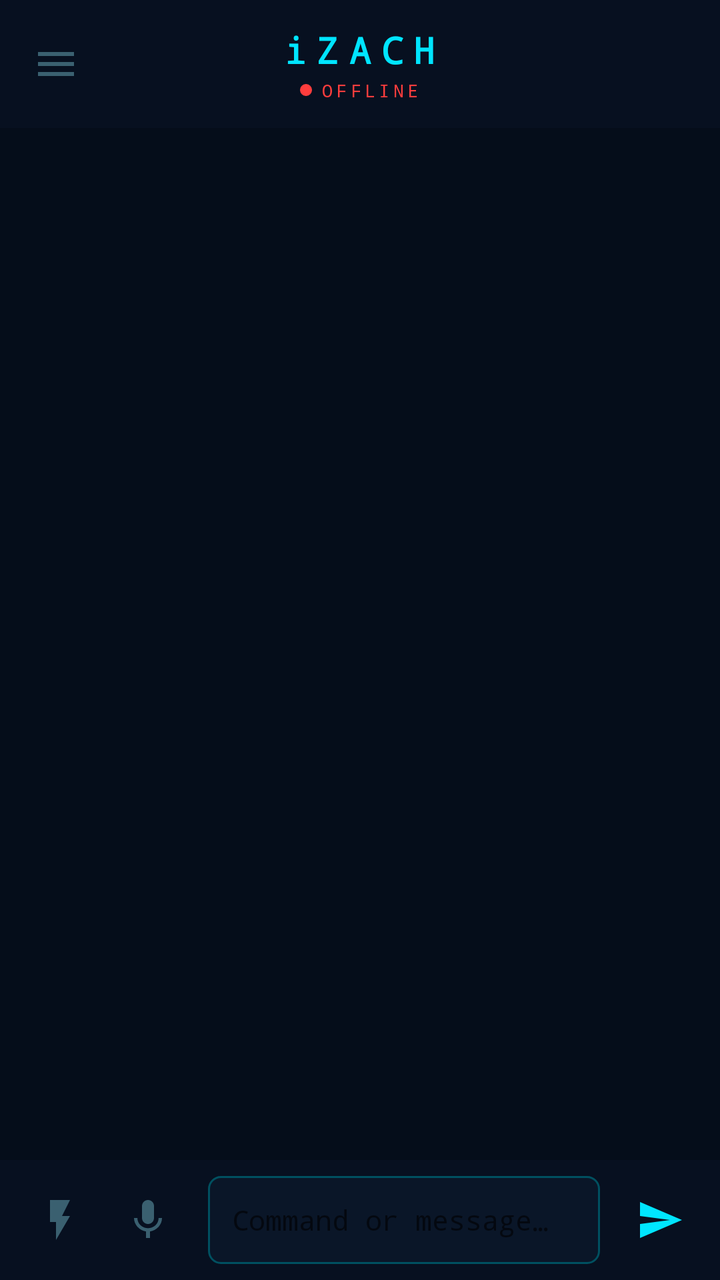
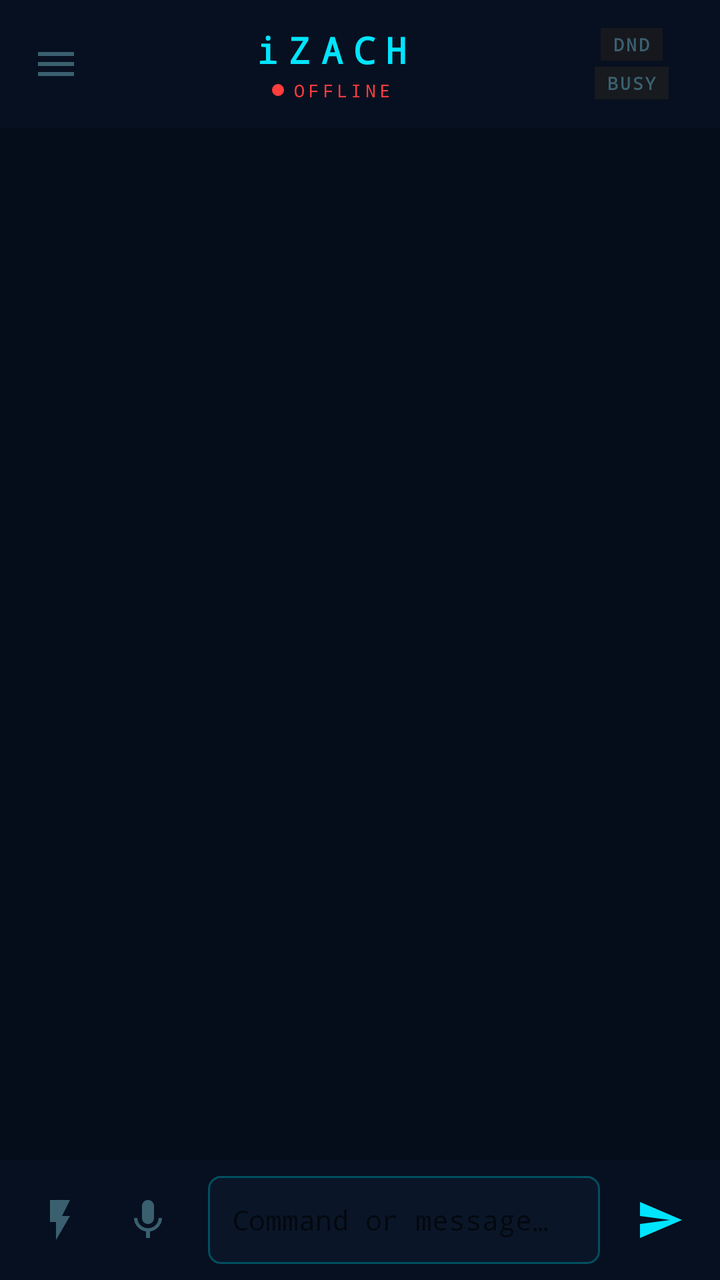

An Android layout rendered at two revisions. The XML below is the earlier revision; the diff shows what the commit changed to produce the second picture.
<!-- AndroidManifest.xml: application theme Theme.iZACH -->
<!-- res/layout/activity_main.xml -->
<?xml version="1.0" encoding="utf-8"?>
<androidx.drawerlayout.widget.DrawerLayout
    xmlns:android="http://schemas.android.com/apk/res/android"
    xmlns:app="http://schemas.android.com/apk/res-auto"
    android:id="@+id/drawerLayout"
    android:layout_width="match_parent"
    android:layout_height="match_parent">

    
    <androidx.constraintlayout.widget.ConstraintLayout
        android:layout_width="match_parent"
        android:layout_height="match_parent"
        android:background="@color/bg_deep">

        
        <LinearLayout
            android:id="@+id/topBar"
            android:layout_width="0dp"
            android:layout_height="wrap_content"
            android:minHeight="64dp"
            android:background="@color/bg_panel"
            android:gravity="center_vertical"
            android:paddingHorizontal="4dp"
            android:orientation="horizontal"
            app:layout_constraintTop_toTopOf="parent"
            app:layout_constraintStart_toStartOf="parent"
            app:layout_constraintEnd_toEndOf="parent">

            <ImageButton
                android:id="@+id/btnMenu"
                android:layout_width="48dp"
                android:layout_height="48dp"
                android:background="?attr/selectableItemBackgroundBorderless"
                android:src="@drawable/ic_menu"
                android:contentDescription="Menu" />

            <LinearLayout
                android:layout_width="0dp"
                android:layout_height="wrap_content"
                android:layout_weight="1"
                android:orientation="vertical"
                android:gravity="center">

                <TextView
                    android:layout_width="wrap_content"
                    android:layout_height="wrap_content"
                    android:text="iZACH"
                    android:textColor="@color/cyan"
                    android:textSize="18sp"
                    android:letterSpacing="0.3"
                    android:fontFamily="monospace"
                    android:textStyle="bold" />

                <LinearLayout
                    android:layout_width="wrap_content"
                    android:layout_height="wrap_content"
                    android:orientation="horizontal"
                    android:gravity="center_vertical"
                    android:layout_marginTop="2dp">

                    <View
                        android:id="@+id/statusDot"
                        android:layout_width="6dp"
                        android:layout_height="6dp"
                        android:layout_marginEnd="4dp"
                        android:background="@drawable/dot_disconnected" />

                    <TextView
                        android:id="@+id/tvStatus"
                        android:layout_width="wrap_content"
                        android:layout_height="wrap_content"
                        android:text="OFFLINE"
                        android:textColor="@color/red_neon"
                        android:textSize="9sp"
                        android:letterSpacing="0.2"
                        android:fontFamily="monospace" />

                </LinearLayout>
            </LinearLayout>

            
            <View
                android:layout_width="48dp"
                android:layout_height="48dp" />

        </LinearLayout>

        
        <LinearLayout
            android:id="@+id/bannerConnect"
            android:layout_width="0dp"
            android:layout_height="wrap_content"
            android:orientation="horizontal"
            android:gravity="center_vertical"
            android:background="#1a0d2a3a"
            android:paddingHorizontal="16dp"
            android:paddingVertical="10dp"
            android:visibility="gone"
            app:layout_constraintTop_toBottomOf="@id/topBar"
            app:layout_constraintStart_toStartOf="parent"
            app:layout_constraintEnd_toEndOf="parent">

            <TextView
                android:layout_width="0dp"
                android:layout_height="wrap_content"
                android:layout_weight="1"
                android:text="Not connected to iZACH system"
                android:textColor="@color/text_sec"
                android:textSize="11sp"
                android:fontFamily="monospace" />

            <Button
                android:id="@+id/btnBannerSetup"
                android:layout_width="wrap_content"
                android:layout_height="36dp"
                android:text="SCAN QR"
                android:textColor="@color/bg_deep"
                android:backgroundTint="@color/cyan"
                android:fontFamily="monospace"
                android:textSize="10sp"
                android:letterSpacing="0.1"
                android:paddingHorizontal="12dp" />

        </LinearLayout>

        
        <androidx.recyclerview.widget.RecyclerView
            android:id="@+id/rvChat"
            android:layout_width="0dp"
            android:layout_height="0dp"
            android:clipToPadding="false"
            android:paddingVertical="8dp"
            app:layout_constraintTop_toBottomOf="@id/bannerConnect"
            app:layout_constraintBottom_toTopOf="@id/bottomBar"
            app:layout_constraintStart_toStartOf="parent"
            app:layout_constraintEnd_toEndOf="parent" />

        
        <TextView
            android:id="@+id/typingIndicator"
            android:layout_width="wrap_content"
            android:layout_height="wrap_content"
            android:layout_marginStart="16dp"
            android:layout_marginBottom="4dp"
            android:text="iZACH is thinking…"
            android:textColor="@color/text_sec"
            android:textSize="12sp"
            android:fontFamily="monospace"
            android:visibility="gone"
            app:layout_constraintBottom_toTopOf="@id/bottomBar"
            app:layout_constraintStart_toStartOf="parent" />

        
        <LinearLayout
            android:id="@+id/bottomBar"
            android:layout_width="0dp"
            android:layout_height="wrap_content"
            android:background="@color/bg_panel"
            android:paddingHorizontal="8dp"
            android:paddingVertical="8dp"
            android:gravity="center_vertical"
            android:orientation="horizontal"
            app:layout_constraintBottom_toBottomOf="parent"
            app:layout_constraintStart_toStartOf="parent"
            app:layout_constraintEnd_toEndOf="parent">

            <ImageButton
                android:id="@+id/btnQuick"
                android:layout_width="44dp"
                android:layout_height="44dp"
                android:background="?attr/selectableItemBackgroundBorderless"
                android:src="@drawable/ic_flash"
                android:contentDescription="Quick commands" />

            <ImageButton
                android:id="@+id/btnVoice"
                android:layout_width="44dp"
                android:layout_height="44dp"
                android:background="?attr/selectableItemBackgroundBorderless"
                android:src="@drawable/ic_mic"
                android:contentDescription="Voice input" />

            <EditText
                android:id="@+id/etInput"
                android:layout_width="0dp"
                android:layout_height="44dp"
                android:layout_weight="1"
                android:layout_marginHorizontal="8dp"
                android:background="@drawable/bg_input"
                android:hint="@string/hint_command"
                android:textColor="@color/text_pri"
                android:textSize="14sp"
                android:fontFamily="monospace"
                android:paddingHorizontal="12dp"
                android:inputType="textMultiLine"
                android:maxLines="3"
                android:imeOptions="actionSend" />

            <ImageButton
                android:id="@+id/btnSend"
                android:layout_width="44dp"
                android:layout_height="44dp"
                android:background="?attr/selectableItemBackgroundBorderless"
                android:src="@drawable/ic_send"
                android:contentDescription="Send" />
        </LinearLayout>

    </androidx.constraintlayout.widget.ConstraintLayout>

    
    <LinearLayout
        android:id="@+id/sidebarNav"
        android:layout_width="240dp"
        android:layout_height="match_parent"
        android:layout_gravity="start"
        android:background="@color/bg_panel"
        android:orientation="vertical"
        android:paddingTop="52dp">

        
        <TextView
            android:layout_width="match_parent"
            android:layout_height="wrap_content"
            android:paddingHorizontal="20dp"
            android:paddingBottom="12dp"
            android:text="iZACH"
            android:textColor="@color/cyan"
            android:textSize="20sp"
            android:fontFamily="monospace"
            android:textStyle="bold"
            android:letterSpacing="0.3" />

        <View
            android:layout_width="match_parent"
            android:layout_height="1dp"
            android:background="#FF005060"
            android:layout_marginBottom="4dp" />

        
        <LinearLayout android:id="@+id/sidebarQuick"
            android:layout_width="match_parent" android:layout_height="52dp"
            android:orientation="horizontal" android:gravity="center_vertical"
            android:paddingHorizontal="20dp"
            android:background="?attr/selectableItemBackground">
            <ImageView android:layout_width="20dp" android:layout_height="20dp"
                android:src="@drawable/ic_flash" android:layout_marginEnd="16dp"
                android:contentDescription="Quick" />
            <TextView android:layout_width="0dp" android:layout_height="wrap_content"
                android:layout_weight="1" android:text="Quick Commands"
                android:textColor="@color/text_pri" android:textSize="14sp"
                android:fontFamily="monospace" />
        </LinearLayout>

        
        <LinearLayout android:id="@+id/sidebarScreenshot"
            android:layout_width="match_parent" android:layout_height="52dp"
            android:orientation="horizontal" android:gravity="center_vertical"
            android:paddingHorizontal="20dp"
            android:background="?attr/selectableItemBackground">
            <ImageView android:layout_width="20dp" android:layout_height="20dp"
                android:src="@drawable/ic_screenshot" android:layout_marginEnd="16dp"
                android:contentDescription="Screenshot" />
            <TextView android:layout_width="0dp" android:layout_height="wrap_content"
                android:layout_weight="1" android:text="Screenshot"
                android:textColor="@color/text_pri" android:textSize="14sp"
                android:fontFamily="monospace" />
        </LinearLayout>

        
        <LinearLayout android:id="@+id/sidebarClipboard"
            android:layout_width="match_parent" android:layout_height="52dp"
            android:orientation="horizontal" android:gravity="center_vertical"
            android:paddingHorizontal="20dp"
            android:background="?attr/selectableItemBackground">
            <ImageView android:layout_width="20dp" android:layout_height="20dp"
                android:src="@drawable/ic_clipboard" android:layout_marginEnd="16dp"
                android:contentDescription="Clipboard" />
            <TextView android:layout_width="0dp" android:layout_height="wrap_content"
                android:layout_weight="1" android:text="Clipboard"
                android:textColor="@color/text_pri" android:textSize="14sp"
                android:fontFamily="monospace" />
        </LinearLayout>

        
        <LinearLayout android:id="@+id/sidebarTasks"
            android:layout_width="match_parent" android:layout_height="52dp"
            android:orientation="horizontal" android:gravity="center_vertical"
            android:paddingHorizontal="20dp"
            android:background="?attr/selectableItemBackground">
            <ImageView android:layout_width="20dp" android:layout_height="20dp"
                android:src="@drawable/ic_tasks" android:layout_marginEnd="16dp"
                android:contentDescription="Tasks" />
            <TextView android:layout_width="0dp" android:layout_height="wrap_content"
                android:layout_weight="1" android:text="Live Tasks"
                android:textColor="@color/text_pri" android:textSize="14sp"
                android:fontFamily="monospace" />
            <TextView android:id="@+id/sidebarTasksBadge"
                android:layout_width="wrap_content" android:layout_height="wrap_content"
                android:paddingHorizontal="6dp" android:paddingVertical="2dp"
                android:background="#FF002030"
                android:textColor="@color/cyan" android:textSize="10sp"
                android:fontFamily="monospace" android:visibility="gone" />
        </LinearLayout>

        
        <LinearLayout android:id="@+id/sidebarBell"
            android:layout_width="match_parent" android:layout_height="52dp"
            android:orientation="horizontal" android:gravity="center_vertical"
            android:paddingHorizontal="20dp"
            android:background="?attr/selectableItemBackground">
            <ImageView android:layout_width="20dp" android:layout_height="20dp"
                android:src="@drawable/ic_bell" android:layout_marginEnd="16dp"
                android:contentDescription="Notifications" />
            <TextView android:layout_width="0dp" android:layout_height="wrap_content"
                android:layout_weight="1" android:text="Notifications"
                android:textColor="@color/text_pri" android:textSize="14sp"
                android:fontFamily="monospace" />
            <TextView android:id="@+id/sidebarBellBadge"
                android:layout_width="wrap_content" android:layout_height="wrap_content"
                android:paddingHorizontal="6dp" android:paddingVertical="2dp"
                android:background="#FF002030"
                android:textColor="@color/cyan" android:textSize="10sp"
                android:fontFamily="monospace" android:visibility="gone" />
        </LinearLayout>

        
        <LinearLayout android:id="@+id/sidebarDownloads"
            android:layout_width="match_parent" android:layout_height="52dp"
            android:orientation="horizontal" android:gravity="center_vertical"
            android:paddingHorizontal="20dp"
            android:background="?attr/selectableItemBackground">
            <ImageView android:layout_width="20dp" android:layout_height="20dp"
                android:src="@drawable/ic_download" android:layout_marginEnd="16dp"
                android:contentDescription="Downloads" />
            <TextView android:layout_width="0dp" android:layout_height="wrap_content"
                android:layout_weight="1" android:text="Downloads"
                android:textColor="@color/text_pri" android:textSize="14sp"
                android:fontFamily="monospace" />
            <TextView android:id="@+id/sidebarDlBadge"
                android:layout_width="wrap_content" android:layout_height="wrap_content"
                android:paddingHorizontal="6dp" android:paddingVertical="2dp"
                android:background="#401db954"
                android:textColor="@color/green_neon" android:textSize="10sp"
                android:fontFamily="monospace" android:visibility="gone" />
        </LinearLayout>

        
        <LinearLayout android:id="@+id/sidebarFiles"
            android:layout_width="match_parent" android:layout_height="52dp"
            android:orientation="horizontal" android:gravity="center_vertical"
            android:paddingHorizontal="20dp"
            android:background="?attr/selectableItemBackground">
            <ImageView android:layout_width="20dp" android:layout_height="20dp"
                android:src="@drawable/ic_folder" android:layout_marginEnd="16dp"
                android:contentDescription="Files" />
            <TextView android:layout_width="0dp" android:layout_height="wrap_content"
                android:layout_weight="1" android:text="File Transfer"
                android:textColor="@color/text_pri" android:textSize="14sp"
                android:fontFamily="monospace" />
        </LinearLayout>

        
        <LinearLayout android:id="@+id/sidebarMedia"
            android:layout_width="match_parent" android:layout_height="52dp"
            android:orientation="horizontal" android:gravity="center_vertical"
            android:paddingHorizontal="20dp"
            android:background="?attr/selectableItemBackground">
            <ImageView android:layout_width="20dp" android:layout_height="20dp"
                android:src="@drawable/ic_equalizer" android:layout_marginEnd="16dp"
                android:contentDescription="Media Remote" />
            <TextView android:layout_width="0dp" android:layout_height="wrap_content"
                android:layout_weight="1" android:text="Media Remote"
                android:textColor="@color/text_pri" android:textSize="14sp"
                android:fontFamily="monospace" />
        </LinearLayout>

        
        <LinearLayout android:id="@+id/sidebarDashboard"
            android:layout_width="match_parent" android:layout_height="52dp"
            android:orientation="horizontal" android:gravity="center_vertical"
            android:paddingHorizontal="20dp"
            android:background="?attr/selectableItemBackground">
            <ImageView android:layout_width="20dp" android:layout_height="20dp"
                android:src="@drawable/ic_chart_bar" android:layout_marginEnd="16dp"
                android:contentDescription="System Dashboard" />
            <TextView android:layout_width="0dp" android:layout_height="wrap_content"
                android:layout_weight="1" android:text="System Dashboard"
                android:textColor="@color/text_pri" android:textSize="14sp"
                android:fontFamily="monospace" />
        </LinearLayout>

        
        <LinearLayout android:id="@+id/sidebarMyShortcuts"
            android:layout_width="match_parent" android:layout_height="52dp"
            android:orientation="horizontal" android:gravity="center_vertical"
            android:paddingHorizontal="20dp"
            android:background="?attr/selectableItemBackground">
            <ImageView android:layout_width="20dp" android:layout_height="20dp"
                android:src="@drawable/ic_grid" android:layout_marginEnd="16dp"
                android:contentDescription="My Shortcuts" />
            <TextView android:layout_width="0dp" android:layout_height="wrap_content"
                android:layout_weight="1" android:text="My Shortcuts"
                android:textColor="@color/text_pri" android:textSize="14sp"
                android:fontFamily="monospace" />
        </LinearLayout>

        <View
            android:layout_width="match_parent"
            android:layout_height="1dp"
            android:background="#FF005060"
            android:layout_marginVertical="4dp" />

        
        <LinearLayout android:id="@+id/sidebarSettings"
            android:layout_width="match_parent" android:layout_height="52dp"
            android:orientation="horizontal" android:gravity="center_vertical"
            android:paddingHorizontal="20dp"
            android:background="?attr/selectableItemBackground">
            <ImageView android:layout_width="20dp" android:layout_height="20dp"
                android:src="@drawable/ic_settings" android:layout_marginEnd="16dp"
                android:contentDescription="Settings" />
            <TextView android:layout_width="0dp" android:layout_height="wrap_content"
                android:layout_weight="1" android:text="Settings"
                android:textColor="@color/text_pri" android:textSize="14sp"
                android:fontFamily="monospace" />
        </LinearLayout>

    </LinearLayout>

</androidx.drawerlayout.widget.DrawerLayout>
<!-- resources referenced by this layout -->
<resources>
  <color name="bg_deep">#FF050d1a</color>
  <color name="bg_panel">#FF071020</color>
  <color name="cyan">#FF00e5ff</color>
  <color name="green_neon">#FF1db954</color>
  <color name="red_neon">#FFff3d3d</color>
  <color name="text_pri">#FFc8e8f0</color>
  <color name="text_sec">#FF3a6070</color>
  <!-- drawable bg_input (drawable) -->
  <?xml version="1.0" encoding="utf-8"?>
  <shape xmlns:android="http://schemas.android.com/apk/res/android"
      android:shape="rectangle">
      <solid android:color="#FF0a1628" />
      <stroke android:width="1dp" android:color="#FF005060" />
      <corners android:radius="6dp" />
  </shape>
  <!-- drawable dot_disconnected (drawable) -->
  <?xml version="1.0" encoding="utf-8"?>
  <shape xmlns:android="http://schemas.android.com/apk/res/android"
      android:shape="oval">
      <solid android:color="#FFff3d3d" />
  </shape>
  <!-- drawable ic_chart_bar (drawable) -->
  <?xml version="1.0" encoding="utf-8"?>
  <vector xmlns:android="http://schemas.android.com/apk/res/android"
      android:width="24dp" android:height="24dp"
      android:viewportWidth="24" android:viewportHeight="24">
      <path android:fillColor="#3a6070"
          android:pathData="M5,9h3v11H5V9zM10,4h3v16h-3V4zM15,12h3v8h-3v-8zM2,20h20v2H2v-2z"/>
  </vector>
  <!-- drawable ic_download (drawable) -->
  <?xml version="1.0" encoding="utf-8"?>
  <vector xmlns:android="http://schemas.android.com/apk/res/android"
      android:width="24dp"
      android:height="24dp"
      android:viewportWidth="24"
      android:viewportHeight="24">
      <path
          android:fillColor="#FF00e5ff"
          android:pathData="M19,9h-4V3H9v6H5l7,7 7,-7zM5,18v2h14v-2H5z" />
  </vector>
  <!-- drawable ic_equalizer (drawable) -->
  <?xml version="1.0" encoding="utf-8"?>
  <vector xmlns:android="http://schemas.android.com/apk/res/android"
      android:width="24dp" android:height="24dp"
      android:viewportWidth="24" android:viewportHeight="24">
      <path android:fillColor="#3a6070"
          android:pathData="M10,20H8V4h2v16zM14,20h-2V9h2v11zM18,20h-2V14h2v6zM6,20H4V10h2v10z"/>
  </vector>
  <!-- drawable ic_flash (drawable) -->
  <?xml version="1.0" encoding="utf-8"?>
  <vector xmlns:android="http://schemas.android.com/apk/res/android"
      android:width="24dp"
      android:height="24dp"
      android:viewportWidth="24"
      android:viewportHeight="24">
      <path
          android:fillColor="#FF3a6070"
          android:pathData="M7,2v11h3v9l7,-12h-4l4,-8z" />
  </vector>
  <!-- drawable ic_grid (drawable) -->
  <?xml version="1.0" encoding="utf-8"?>
  <vector xmlns:android="http://schemas.android.com/apk/res/android"
      android:width="24dp" android:height="24dp"
      android:viewportWidth="24" android:viewportHeight="24">
      <path android:fillColor="#3a6070"
          android:pathData="M3,3h7v7H3V3zM3,14h7v7H3v-7zM14,3h7v7h-7V3zM14,14h7v7h-7v-7z"/>
  </vector>
  <!-- drawable ic_menu (drawable) -->
  <?xml version="1.0" encoding="utf-8"?>
  <vector xmlns:android="http://schemas.android.com/apk/res/android"
      android:width="24dp"
      android:height="24dp"
      android:viewportWidth="24"
      android:viewportHeight="24">
      <path
          android:fillColor="#FF3a6070"
          android:pathData="M3,18h18v-2H3v2zm0,-5h18v-2H3v2zm0,-7v2h18V6H3z" />
  </vector>
  <!-- drawable ic_send (drawable) -->
  <?xml version="1.0" encoding="utf-8"?>
  <vector xmlns:android="http://schemas.android.com/apk/res/android"
      android:width="24dp"
      android:height="24dp"
      android:viewportWidth="24"
      android:viewportHeight="24">
      <path
          android:fillColor="#FF00e5ff"
          android:pathData="M2.01,21L23,12 2.01,3 2,10l15,2-15,2z" />
  </vector>
  <string name="hint_command">Command or message…</string>
  <color name="cyan_dark">#FF002030</color>
  <color name="cyan_dim">#FF005060</color>
  <!-- unchanged entries left out for length: 8 -->
</resources>

<!-- the commit's change to res/layout/activity_main.xml (unified diff, before → after) -->
@@ -79,9 +79,42 @@
             </LinearLayout>
 
             
-            <View
-                android:layout_width="48dp"
-                android:layout_height="48dp" />
+            <LinearLayout
+                android:layout_width="72dp"
+                android:layout_height="wrap_content"
+                android:orientation="vertical"
+                android:gravity="center"
+                android:layout_marginEnd="4dp">
+
+                <TextView
+                    android:id="@+id/chipDnd"
+                    android:layout_width="wrap_content"
+                    android:layout_height="wrap_content"
+                    android:text="DND"
+                    android:textColor="#FF3a6070"
+                    android:textSize="9sp"
+                    android:fontFamily="monospace"
+                    android:textStyle="bold"
+                    android:letterSpacing="0.1"
+                    android:paddingHorizontal="6dp"
+                    android:paddingVertical="2dp"
+                    android:background="#10ff8c00"
+                    android:layout_marginBottom="3dp" />
+
+                <TextView
+                    android:id="@+id/chipBusy"
+                    android:layout_width="wrap_content"
+                    android:layout_height="wrap_content"
+                    android:text="BUSY"
+                    android:textColor="#FF3a6070"
+                    android:textSize="9sp"
+                    android:fontFamily="monospace"
+                    android:textStyle="bold"
+                    android:letterSpacing="0.1"
+                    android:paddingHorizontal="6dp"
+                    android:paddingVertical="2dp"
+                    android:background="#10ffb300" />
+            </LinearLayout>
 
         </LinearLayout>
 
@@ -282,6 +315,28 @@
         </LinearLayout>
 
         
+        <LinearLayout android:id="@+id/sidebarDnd"
+            android:layout_width="match_parent" android:layout_height="52dp"
+            android:orientation="horizontal" android:gravity="center_vertical"
+            android:paddingHorizontal="20dp"
+            android:background="?attr/selectableItemBackground">
+            <ImageView android:layout_width="20dp" android:layout_height="20dp"
+                android:src="@drawable/ic_bell" android:layout_marginEnd="16dp"
+                android:contentDescription="DND Queue"
+                android:tint="#FFff8c00" />
+            <TextView android:layout_width="0dp" android:layout_height="wrap_content"
+                android:layout_weight="1" android:text="DND Queue"
+                android:textColor="@color/text_pri" android:textSize="14sp"
+                android:fontFamily="monospace" />
+            <TextView android:id="@+id/sidebarDndBadge"
+                android:layout_width="wrap_content" android:layout_height="wrap_content"
+                android:paddingHorizontal="6dp" android:paddingVertical="2dp"
+                android:background="#30ff8c00"
+                android:textColor="#FFff8c00" android:textSize="10sp"
+                android:fontFamily="monospace" android:visibility="gone" />
+        </LinearLayout>
+
+        
         <LinearLayout android:id="@+id/sidebarTasks"
             android:layout_width="match_parent" android:layout_height="52dp"
             android:orientation="horizontal" android:gravity="center_vertical"
@@ -375,6 +430,29 @@
         </LinearLayout>
 
         
+        <LinearLayout android:id="@+id/sidebarAlliedNode"
+            android:layout_width="match_parent" android:layout_height="52dp"
+            android:orientation="horizontal" android:gravity="center_vertical"
+            android:paddingHorizontal="20dp"
+            android:background="?attr/selectableItemBackground">
+            <ImageView android:layout_width="20dp" android:layout_height="20dp"
+                android:src="@drawable/ic_grid" android:layout_marginEnd="16dp"
+                android:contentDescription="AlliedNode 2"
+                android:tint="#FF1db954" />
+            <LinearLayout android:layout_width="0dp" android:layout_height="wrap_content"
+                android:orientation="vertical">
+                <TextView android:layout_width="wrap_content" android:layout_height="wrap_content"
+                    android:text="AlliedNode 2"
+                    android:textColor="@color/text_pri" android:textSize="14sp"
+                    android:fontFamily="monospace" />
+                <TextView android:layout_width="wrap_content" android:layout_height="wrap_content"
+                    android:text="Secondary PC"
+                    android:textColor="@color/text_sec" android:textSize="10sp"
+                    android:fontFamily="monospace" />
+            </LinearLayout>
+        </LinearLayout>
+
+        
         <LinearLayout android:id="@+id/sidebarDashboard"
             android:layout_width="match_parent" android:layout_height="52dp"
             android:orientation="horizontal" android:gravity="center_vertical"
